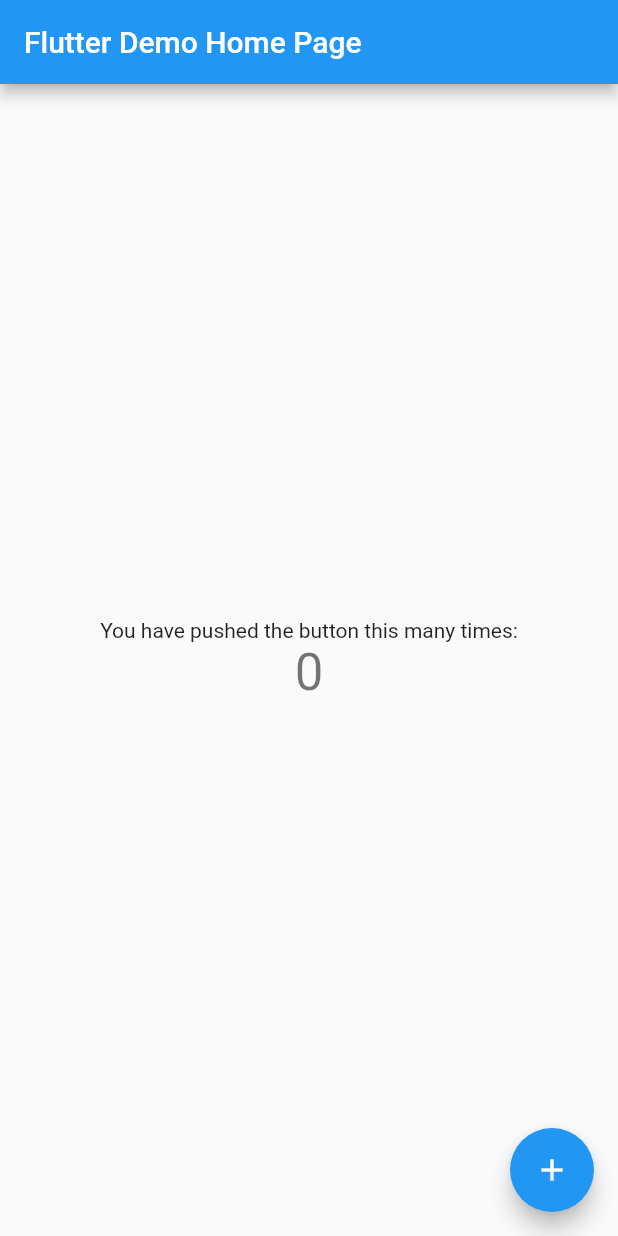
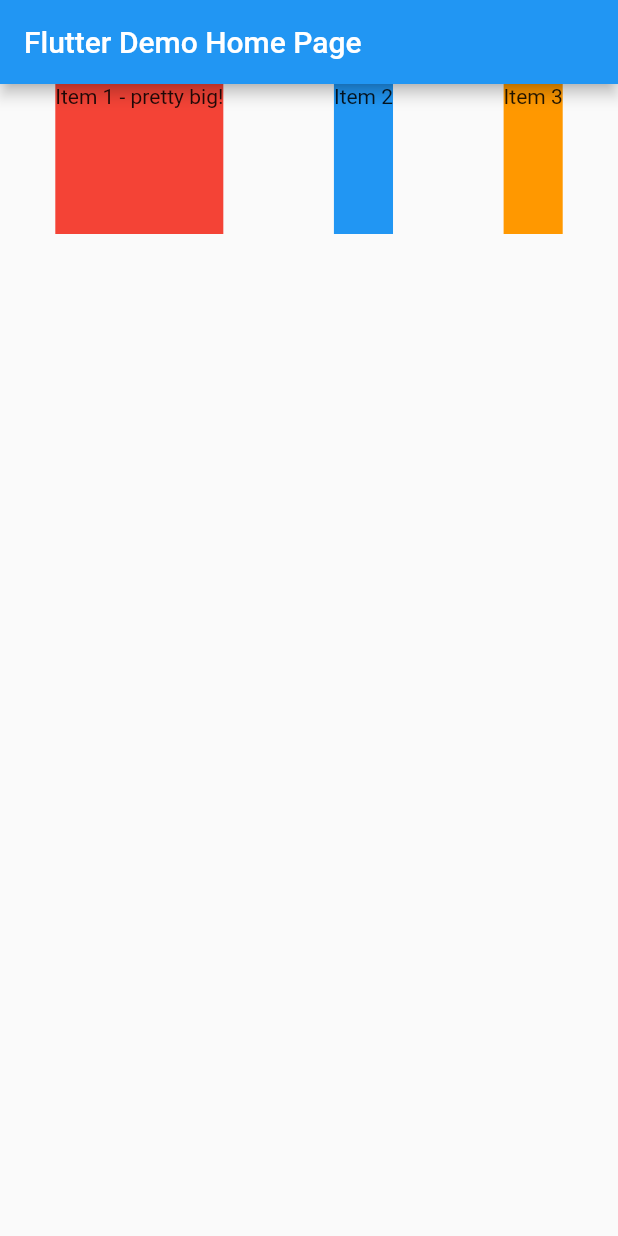
Before and after one commit to BulcsuFarmasi/widget_playground, a Flutter app: the screen it shows after launch, on a phone screen of 412 x 824 dp. Run offline on Flutter 3.47's test engine with Material 2 defaults, Android fonts, the phone set to English and light mode, and no system bars.

Commit message:
replace main with instructor provided one

```diff
--- a/lib/main.dart
+++ b/lib/main.dart
@@ -1,8 +1,6 @@
 import 'package:flutter/material.dart';
 
-void main() {
-  runApp(MyApp());
-}
+void main() => runApp(MyApp());
 
 class MyApp extends StatelessWidget {
   // This widget is the root of your application.
@@ -21,10 +19,6 @@ class MyApp extends StatelessWidget {
         // Notice that the counter didn't reset back to zero; the application
         // is not restarted.
         primarySwatch: Colors.blue,
-        // This makes the visual density adapt to the platform that you run
-        // the app on. For desktop platforms, the controls will be smaller and
-        // closer together (more dense) than on mobile platforms.
-        visualDensity: VisualDensity.adaptivePlatformDensity,
       ),
       home: MyHomePage(title: 'Flutter Demo Home Page'),
     );
@@ -77,40 +71,25 @@ class _MyHomePageState extends State<MyHomePage> {
         // the App.build method, and use it to set our appbar title.
         title: Text(widget.title),
       ),
-      body: Center(
-        // Center is a layout widget. It takes a single child and positions it
-        // in the middle of the parent.
-        child: Column(
-          // Column is also a layout widget. It takes a list of children and
-          // arranges them vertically. By default, it sizes itself to fit its
-          // children horizontally, and tries to be as tall as its parent.
-          //
-          // Invoke "debug painting" (press "p" in the console, choose the
-          // "Toggle Debug Paint" action from the Flutter Inspector in Android
-          // Studio, or the "Toggle Debug Paint" command in Visual Studio Code)
-          // to see the wireframe for each widget.
-          //
-          // Column has various properties to control how it sizes itself and
-          // how it positions its children. Here we use mainAxisAlignment to
-          // center the children vertically; the main axis here is the vertical
-          // axis because Columns are vertical (the cross axis would be
-          // horizontal).
-          mainAxisAlignment: MainAxisAlignment.center,
-          children: <Widget>[
-            Text(
-              'You have pushed the button this many times:',
-            ),
-            Text(
-              '$_counter',
-              style: Theme.of(context).textTheme.headline4,
-            ),
-          ],
-        ),
-      ),
-      floatingActionButton: FloatingActionButton(
-        onPressed: _incrementCounter,
-        tooltip: 'Increment',
-        child: Icon(Icons.add),
+      body: Row(
+        mainAxisAlignment: MainAxisAlignment.spaceAround,
+        children: <Widget>[
+          Container(
+            height: 100,
+            child: Text('Item 1 - pretty big!'),
+            color: Colors.red,
+          ),
+          Container(
+            height: 100,
+            child: Text('Item 2'),
+            color: Colors.blue,
+          ),
+          Container(
+            height: 100,
+            child: Text('Item 3'),
+            color: Colors.orange,
+          ),
+        ],
       ), // This trailing comma makes auto-formatting nicer for build methods.
     );
   }
```
Also changed, not shown: 1 other file.
